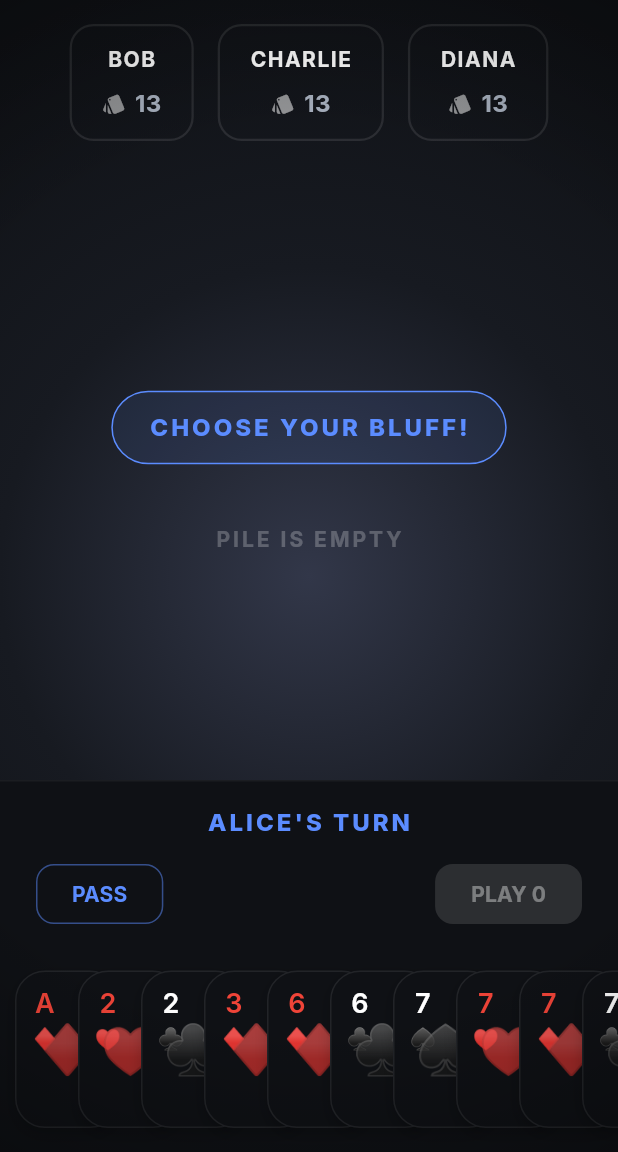
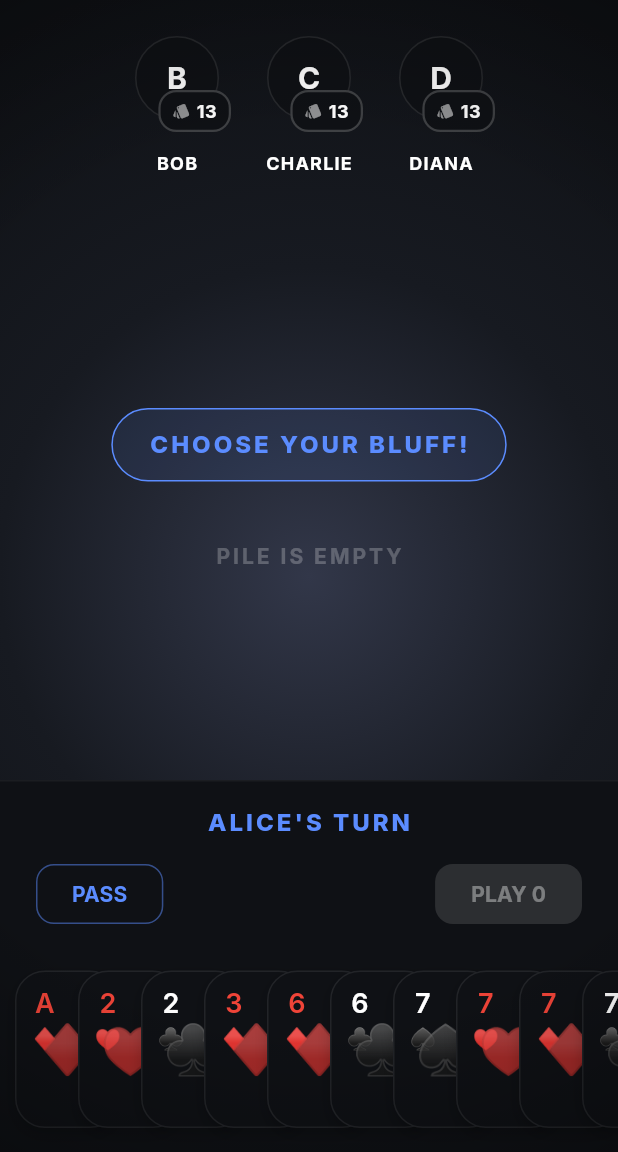
Before and after one commit to marbo786/Rang_Adda, a Flutter app: the BluffTableScreen screen opened by its route, after a tap on "PASS", on a phone screen of 412 x 824 dp, the part 84-1236 px from its top. Run offline on Flutter 3.47's test engine with Material 3 defaults, Android fonts, the phone set to English and light mode, and no system bars; our stand-ins replace cloud_firestore, equatable, firebase_auth, firebase_core, flutter_riverpod, go_router and 2 more; accounts and stored records are empty; network calls fail.

Commit message:
Add DealAnimationOverlay and OpponentChip widgets; implement deal animation logic in Bluff and Thulla screens

```diff
--- a/lib/ui/screens/bluff_table_screen.dart
+++ b/lib/ui/screens/bluff_table_screen.dart
@@ -10,6 +10,8 @@ import 'package:flutter/services.dart';
 import '../widgets/bluff_hand_widget.dart';
 import '../widgets/pass_device_overlay.dart';
 import '../widgets/game_table_background.dart';
+import '../widgets/opponent_chip.dart';
+import '../widgets/deal_animation_overlay.dart';
 
 class BluffTableScreen extends ConsumerStatefulWidget {
   final List<String>? playerNames;
@@ -20,6 +22,9 @@ class BluffTableScreen extends ConsumerStatefulWidget {
 }
 
 class _BluffTableScreenState extends ConsumerState<BluffTableScreen> {
+  bool _dealAnimationComplete = true; // Track if deal animation has played
+  int? _lastGameStartTick; // Track the last game start to detect new games
+
   @override
   void initState() {
     super.initState();
@@ -35,6 +40,12 @@ class _BluffTableScreenState extends ConsumerState<BluffTableScreen> {
     final state = ref.watch(bluffProvider);
     if (state.players.isEmpty) {
       return const Scaffold(body: Center(child: CircularProgressIndicator()));
+    }
+
+    // Detect new game start
+    if (_lastGameStartTick != state.hashCode && state.status == BluffGameStatus.playing) {
+      _lastGameStartTick = state.hashCode;
+      _dealAnimationComplete = false;
     }
 
     final bottomPlayer = state.players.firstWhere(
@@ -68,58 +79,11 @@ class _BluffTableScreenState extends ConsumerState<BluffTableScreen> {
                           .where((p) => p.id != bottomPlayer.id)
                           .map((p) {
                             bool isActive = p.id == state.currentPlayerId;
-                            return Padding(
-                              padding: const EdgeInsets.symmetric(horizontal: 8.0),
-                              child: AnimatedContainer(
-                                duration: const Duration(milliseconds: 300),
-                                padding: const EdgeInsets.symmetric(
-                                  vertical: 12,
-                                  horizontal: 20,
-                                ),
-                                decoration: BoxDecoration(
-                                  color: isActive
-                                      ? Theme.of(context).colorScheme.surface
-                                      : Colors.transparent,
-                                  borderRadius: BorderRadius.circular(16),
-                                  border: Border.all(
-                                    color: isActive
-                                        ? Theme.of(context).primaryColor
-                                        : Colors.white.withValues(alpha: 0.1),
-                                    width: 1.5,
-                                  ),
-                                ),
-                                child: Column(
-                                  mainAxisSize: MainAxisSize.min,
-                                  children: [
-                                    Text(
-                                      p.name.toUpperCase(),
-                                      style: const TextStyle(
-                                        fontWeight: FontWeight.w700,
-                                        letterSpacing: 1.0,
-                                        color: Colors.white,
-                                      ),
-                                    ),
-                                    const SizedBox(height: 8),
-                                    Row(
-                                      children: [
-                                        const Icon(
-                                          Icons.style,
-                                          size: 16,
-                                          color: Colors.white54,
-                                        ),
-                                        const SizedBox(width: 6),
-                                        Text(
-                                          '${p.hand.length}',
-                                          style: const TextStyle(
-                                            fontWeight: FontWeight.bold,
-                                            fontSize: 16,
-                                          ),
-                                        ),
-                                      ],
-                                    ),
-                                  ],
-                                ),
-                              ),
+                            return OpponentChip(
+                              playerName: p.name,
+                              cardCount: p.hand.length,
+                              isActive: isActive,
+                              hasPower: false,
                             );
                           })
                           .toList(),
@@ -291,6 +255,20 @@ class _BluffTableScreenState extends ConsumerState<BluffTableScreen> {
             // Resolving Result Overlay
             if (state.resolvingBluffMessage != null)
               _buildResultOverlay(context, state.resolvingBluffMessage!),
+
+            // Deal animation overlay (plays once at game start)
+            if (!_dealAnimationComplete)
+              DealAnimationOverlay(
+                players: state.players,
+                playerCount: state.players.length,
+                onAnimationComplete: () {
+                  if (mounted) {
+                    setState(() {
+                      _dealAnimationComplete = true;
+                    });
+                  }
+                },
+              ),
           ],
         ),
       ),
--- a/lib/ui/screens/thulla_table_screen.dart
+++ b/lib/ui/screens/thulla_table_screen.dart
@@ -7,6 +7,8 @@ import '../widgets/playing_card_widget.dart';
 import '../widgets/hand_widget.dart';
 import '../widgets/pass_device_overlay.dart';
 import '../widgets/game_table_background.dart';
+import '../widgets/opponent_chip.dart';
+import '../widgets/deal_animation_overlay.dart';
 import '../../services/auth_service.dart';
 import '../../state/online_thulla_provider.dart';
 import '../../core/thulla/thulla_engine.dart';
@@ -26,6 +28,9 @@ class ThullaTableScreen extends ConsumerStatefulWidget {
 }
 
 class _ThullaTableScreenState extends ConsumerState<ThullaTableScreen> {
+  bool _dealAnimationComplete = true; // Track if deal animation has played
+  int? _lastGameStartTick; // Track the last game start to detect new games
+
   @override
   void initState() {
     super.initState();
@@ -45,6 +50,14 @@ class _ThullaTableScreenState extends ConsumerState<ThullaTableScreen> {
 
     if (state == null) {
       return const Scaffold(body: Center(child: CircularProgressIndicator()));
+    }
+
+    // Detect new game start for local games
+    if (!widget.isOnline && state.isFirstTrick) {
+      if (_lastGameStartTick != state.hashCode) {
+        _lastGameStartTick = state.hashCode;
+        _dealAnimationComplete = false;
+      }
     }
 
     if (state.status == GameStatus.finished) {
@@ -170,66 +183,11 @@ class _ThullaTableScreenState extends ConsumerState<ThullaTableScreen> {
                           .map((p) {
                             bool hasPower = p.id == state.powerPlayerId;
                             bool isActive = p.id == state.currentPlayerId;
-                            return Padding(
-                              padding: const EdgeInsets.symmetric(horizontal: 8.0),
-                              child: AnimatedContainer(
-                                duration: const Duration(milliseconds: 300),
-                                padding: const EdgeInsets.symmetric(
-                                  vertical: 12,
-                                  horizontal: 20,
-                                ),
-                                decoration: BoxDecoration(
-                                  color: isActive
-                                      ? Theme.of(context).colorScheme.surface
-                                      : Colors.transparent,
-                                  borderRadius: BorderRadius.circular(16),
-                                  border: Border.all(
-                                    color: isActive
-                                        ? Theme.of(context).primaryColor
-                                        : Colors.white.withValues(alpha: 0.1),
-                                    width: 1.5,
-                                  ),
-                                ),
-                                child: Column(
-                                  mainAxisSize: MainAxisSize.min,
-                                  children: [
-                                    Text(
-                                      p.name.toUpperCase(),
-                                      style: TextStyle(
-                                        fontWeight: FontWeight.w700,
-                                        letterSpacing: 1.0,
-                                        color: hasPower
-                                            ? Theme.of(
-                                                context,
-                                              ).colorScheme.secondary
-                                            : Colors.white,
-                                      ),
-                                    ),
-                                    const SizedBox(height: 8),
-                                    Row(
-                                      children: [
-                                        Icon(
-                                          Icons.style,
-                                          size: 16,
-                                          color: hasPower
-                                              ? Theme.of(
-                                                  context,
-                                                ).colorScheme.secondary
-                                              : Colors.white54,
-                                        ),
-                                        const SizedBox(width: 6),
-                                        Text(
-                                          '${p.hand.length}',
-                                          style: const TextStyle(
-                                            fontWeight: FontWeight.bold,
-                                            fontSize: 16,
-                                          ),
-                                        ),
-                                      ],
-                                    ),
-                                  ],
-                                ),
-                              ),
+                            return OpponentChip(
+                              playerName: p.name,
+                              cardCount: p.hand.length,
+                              isActive: isActive,
+                              hasPower: hasPower,
                             );
                           })
                           .toList(),
@@ -441,6 +399,19 @@ class _ThullaTableScreenState extends ConsumerState<ThullaTableScreen> {
                 onAcknowledge: () =>
                     ref.read(thullaProvider.notifier).acknowledgePass(),
               ),
+            // Deal animation overlay (plays once at game start)
+            if (!widget.isOnline && !_dealAnimationComplete)
+              DealAnimationOverlay(
+                players: state.players,
+                playerCount: state.players.length,
+                onAnimationComplete: () {
+                  if (mounted) {
+                    setState(() {
+                      _dealAnimationComplete = true;
+                    });
+                  }
+                },
+              ),
           ],
         ),
       ),
--- /dev/null
+++ b/lib/ui/widgets/deal_animation_overlay.dart
@@ -0,0 +1,252 @@
+import 'package:flutter/material.dart';
+import 'package:flutter_riverpod/flutter_riverpod.dart';
+import '../../core/models/player.dart';
+import '../../services/audio_service.dart';
+
+/// A one-time deal animation that plays when a local game starts.
+/// Cards animate from center deck to each player's hand position.
+/// Blocks user interaction until animation completes.
+class DealAnimationOverlay extends ConsumerStatefulWidget {
+  final List<Player> players;
+  final int playerCount;
+  final VoidCallback onAnimationComplete;
+
+  const DealAnimationOverlay({
+    super.key,
+    required this.players,
+    required this.playerCount,
+    required this.onAnimationComplete,
+  });
+
+  @override
+  ConsumerState<DealAnimationOverlay> createState() => _DealAnimationOverlayState();
+}
+
+class _DealAnimationOverlayState extends ConsumerState<DealAnimationOverlay>
+    with TickerProviderStateMixin {
+  late final AnimationController _mainController;
+  late final List<AnimationController> _cardControllers;
+
+  // Constants for animation timing
+  static const int totalDurationMs = 800;
+  static const int cardDelayMs = 100;
+  static const int cardDurationMs = 400;
+
+  @override
+  void initState() {
+    super.initState();
+
+    // Main controller to sequence the animation
+    _mainController = AnimationController(
+      duration: const Duration(milliseconds: totalDurationMs),
+      vsync: this,
+    );
+
+    // Card controllers for staggered animations
+    _cardControllers = List.generate(
+      widget.players.fold<int>(0, (sum, p) => sum + p.hand.length),
+      (index) => AnimationController(
+        duration: const Duration(milliseconds: cardDurationMs),
+        vsync: this,
+      ),
+    );
+
+    _playDealAnimation();
+  }
+
+  Future<void> _playDealAnimation() async {
+    final audioService = ref.read(audioServiceProvider);
+    int cardIndex = 0;
+
+    for (int playerIndex = 0; playerIndex < widget.players.length; playerIndex++) {
+      final player = widget.players[playerIndex];
+      final cardCountForPlayer = player.hand.length;
+
+      for (int cardIdx = 0; cardIdx < cardCountForPlayer; cardIdx++) {
+        final delay = playerIndex * cardDelayMs + (cardIdx * (cardDelayMs ~/ 2));
+        final currentCardIndex = cardIndex; // Capture for closure
+
+        Future.delayed(Duration(milliseconds: delay), () {
+          if (mounted && currentCardIndex < _cardControllers.length) {
+            audioService.playCardFlip();
+            _cardControllers[currentCardIndex].forward();
+          }
+        });
+
+        cardIndex++;
+      }
+    }
+
+    // Wait for all animations to complete
+    await Future.delayed(
+      Duration(milliseconds: totalDurationMs + (cardDelayMs * widget.playerCount * 2)),
+    );
+
+    if (mounted) {
+      widget.onAnimationComplete();
+    }
+  }
+
+  @override
+  void dispose() {
+    _mainController.dispose();
+    for (final controller in _cardControllers) {
+      controller.dispose();
+    }
+    super.dispose();
+  }
+
+  @override
+  Widget build(BuildContext context) {
+    return Stack(
+      children: [
+        // Semi-transparent overlay to block interaction
+        Container(
+          color: Colors.black.withValues(alpha: 0.3),
+          child: const Center(
+            child: CircularProgressIndicator(),
+          ),
+        ),
+
+        // Animated cards
+        ..._buildAnimatedCards(context),
+      ],
+    );
+  }
+
+  List<Widget> _buildAnimatedCards(BuildContext context) {
+    final List<Widget> cards = [];
+    final screenSize = MediaQuery.of(context).size;
+    final centerX = screenSize.width / 2;
+    final centerY = screenSize.height / 2;
+
+    int cardIndex = 0;
+
+    for (int playerIndex = 0; playerIndex < widget.players.length; playerIndex++) {
+      final player = widget.players[playerIndex];
+      final cardCountForPlayer = player.hand.length;
+
+      // Calculate target position for this player
+      final targetPos = _getPlayerTargetPosition(
+        playerIndex,
+        widget.playerCount,
+        screenSize,
+      );
+
+      for (int cardIdx = 0; cardIdx < cardCountForPlayer; cardIdx++) {
+        if (cardIndex >= _cardControllers.length) break;
+
+        final currentCardIndex = cardIndex; // Capture for closure
+        final animation = Tween<Offset>(
+          begin: Offset(centerX, centerY),
+          end: targetPos,
+        ).animate(
+          CurvedAnimation(curve: Curves.easeOut, parent: _cardControllers[currentCardIndex]),
+        );
+
+        cards.add(
+          AnimatedBuilder(
+            animation: animation,
+            builder: (context, child) {
+              final offset = animation.value;
+              return Positioned(
+                left: offset.dx - 30,
+                top: offset.dy - 45,
+                child: Opacity(
+                  opacity: 1.0,
+                  child: child!,
+                ),
+              );
+            },
+            child: _buildCardWidget(),
+          ),
+        );
+
+        cardIndex++;
+      }
+    }
+
+    return cards;
+  }
+
+  /// Build a simple card representation for animation
+  Widget _buildCardWidget() {
+    return Container(
+      width: 60,
+      height: 90,
+      decoration: BoxDecoration(
+        color: Theme.of(context).colorScheme.surface,
+        borderRadius: BorderRadius.circular(20),
+        border: Border.all(
+          color: Colors.white.withValues(alpha: 0.08),
+          width: 1,
+        ),
+        boxShadow: [
+          BoxShadow(
+            color: Colors.black.withValues(alpha: 0.2),
+            blurRadius: 8,
+            offset: const Offset(0, 4),
+          ),
+        ],
+      ),
+      child: Center(
+        child: Icon(
+          Icons.style,
+          color: Theme.of(context).colorScheme.primary.withValues(alpha: 0.3),
+          size: 32,
+        ),
+      ),
+    );
+  }
+
+  /// Calculate the target position for a player based on their index.
+  /// Assumes players are arranged around a table:
+  /// - Player 0 (bottom): center-bottom
+  /// - Player 1 (top-left): top-left
+  /// - Player 2 (top): top-center
+  /// - Player 3 (top-right): top-right
+  Offset _getPlayerTargetPosition(
+    int playerIndex,
+    int totalPlayers,
+    Size screenSize,
+  ) {
+    const handAreaHeight = 120.0;
+    const topAreaHeight = 120.0;
+    const topAreaMargin = 20.0;
+
+    switch (totalPlayers) {
+      case 3:
+        // 3-player layout: bottom, top-left, top-right
+        if (playerIndex == 0) {
+          // Bottom player
+          return Offset(screenSize.width / 2, screenSize.height - handAreaHeight);
+        } else if (playerIndex == 1) {
+          // Top-left
+          return Offset(screenSize.width / 4, topAreaMargin + topAreaHeight / 2);
+        } else {
+          // Top-right
+          return Offset((screenSize.width * 3) / 4, topAreaMargin + topAreaHeight / 2);
+        }
+
+      case 4:
+        // 4-player layout: bottom, top-left, top-center, top-right
+        if (playerIndex == 0) {
+          // Bottom player
+          return Offset(screenSize.width / 2, screenSize.height - handAreaHeight);
+        } else if (playerIndex == 1) {
+          // Top-left
+          return Offset(screenSize.width / 5, topAreaMargin + topAreaHeight / 2);
+        } else if (playerIndex == 2) {
+          // Top-center
+          return Offset(screenSize.width / 2, topAreaMargin + topAreaHeight / 2);
+        } else {
+          // Top-right
+          return Offset((screenSize.width * 4) / 5, topAreaMargin + topAreaHeight / 2);
+        }
+
+      default:
+        // Fallback for other player counts
+        return Offset(screenSize.width / 2, screenSize.height / 2);
+    }
+  }
+}
--- /dev/null
+++ b/lib/ui/widgets/opponent_chip.dart
@@ -0,0 +1,176 @@
+import 'package:flutter/material.dart';
+import '../theme.dart';
+
+/// A reusable opponent chip widget showing player avatar, card count badge,
+/// and animated glow ring when active (player's turn).
+///
+/// Features:
+/// - Circular avatar with player initials
+/// - Card-count badge anchored to the avatar
+/// - Animated glow ring on active turn (accentPrimary)
+/// - Optional power highlight for game-specific logic
+class OpponentChip extends StatelessWidget {
+  final String playerName;
+  final int cardCount;
+  final bool isActive;
+  final bool hasPower;
+
+  const OpponentChip({
+    super.key,
+    required this.playerName,
+    required this.cardCount,
+    required this.isActive,
+    this.hasPower = false,
+  });
+
+  /// Extract initials from player name (up to 2 characters).
+  String _getInitials(String name) {
+    final parts = name.split(' ');
+    if (parts.length > 1) {
+      return (parts[0][0] + parts[1][0]).toUpperCase();
+    }
+    return name.substring(0, 1).toUpperCase();
+  }
+
+  @override
+  Widget build(BuildContext context) {
+    final initials = _getInitials(playerName);
+    const avatarSize = 56.0;
+    const glowWidth = 4.0;
+
+    return Padding(
+      padding: const EdgeInsets.symmetric(horizontal: 8.0),
+      child: Column(
+        mainAxisSize: MainAxisSize.min,
+        children: [
+          // Avatar with animated glow ring
+          SizedBox(
+            width: avatarSize + (glowWidth * 2) + 8,
+            height: avatarSize + (glowWidth * 2) + 8,
+            child: Stack(
+              alignment: Alignment.center,
+              children: [
+                // Animated glow ring (only when active)
+                AnimatedOpacity(
+                  opacity: isActive ? 1.0 : 0.0,
+                  duration: const Duration(milliseconds: 300),
+                  child: AnimatedContainer(
+                    duration: const Duration(milliseconds: 300),
+                    width: avatarSize + (glowWidth * 2) + 4,
+                    height: avatarSize + (glowWidth * 2) + 4,
+                    decoration: BoxDecoration(
+                      shape: BoxShape.circle,
+                      border: Border.all(
+                        color: AppTheme.accentPrimary,
+                        width: glowWidth,
+                      ),
+                      boxShadow: isActive
+                          ? [
+                              BoxShadow(
+                                color: AppTheme.accentPrimary.withValues(alpha: 0.5),
+                                blurRadius: 12,
+                                spreadRadius: 2,
+                              ),
+                            ]
+                          : [],
+                    ),
+                  ),
+                ),
+
+                // Avatar circle with initials
+                Container(
+                  width: avatarSize,
+                  height: avatarSize,
+                  decoration: BoxDecoration(
+                    shape: BoxShape.circle,
+                    color: Theme.of(context).colorScheme.surface,
+                    border: Border.all(
+                      color: Colors.white.withValues(alpha: 0.1),
+                      width: 1.0,
+                    ),
+                  ),
+                  child: Center(
+                    child: Text(
+                      initials,
+                      style: TextStyle(
+                        fontSize: 20,
+                        fontWeight: FontWeight.bold,
+                        color: hasPower
+                            ? Theme.of(context).colorScheme.secondary
+                            : AppTheme.textPrimary,
+                        letterSpacing: 0.5,
+                      ),
+                    ),
+                  ),
+                ),
+
+                // Card count badge (bottom-right)
+                Positioned(
+                  right: 0,
+                  bottom: 0,
+                  child: Container(
+                    padding: const EdgeInsets.symmetric(
+                      horizontal: 8,
+                      vertical: 4,
+                    ),
+                    decoration: BoxDecoration(
+                      color: AppTheme.backgroundPrimary,
+                      border: Border.all(
+                        color: isActive
+                            ? AppTheme.accentPrimary
+                            : Colors.white.withValues(alpha: 0.2),
+                        width: 1.5,
+                      ),
+                      borderRadius: BorderRadius.circular(12),
+                    ),
+                    child: Row(
+                      mainAxisSize: MainAxisSize.min,
+                      children: [
+                        Icon(
+                          Icons.style,
+                          size: 12,
+                          color: hasPower
+                              ? Theme.of(context).colorScheme.secondary
+                              : Colors.white54,
+                        ),
+                        const SizedBox(width: 4),
+                        Text(
+                          '$cardCount',
+                          style: TextStyle(
+                            fontSize: 12,
+                            fontWeight: FontWeight.bold,
+                            color: hasPower
+                                ? Theme.of(context).colorScheme.secondary
+                                : AppTheme.textPrimary,
+                          ),
+                        ),
+                      ],
+                    ),
+                  ),
+                ),
+              ],
+            ),
+          ),
+
+          const SizedBox(height: 12),
+
+          // Player name
+          Text(
+            playerName.toUpperCase(),
+            style: TextStyle(
+              fontSize: 12,
+              fontWeight: FontWeight.w700,
+              letterSpacing: 0.8,
+              color: hasPower
+                  ? Theme.of(context).colorScheme.secondary
+                  : AppTheme.textPrimary,
+            ),
+            textAlign: TextAlign.center,
+            maxLines: 1,
+            overflow: TextOverflow.ellipsis,
+          ),
+        ],
+      ),
+    );
+  }
+}
```
